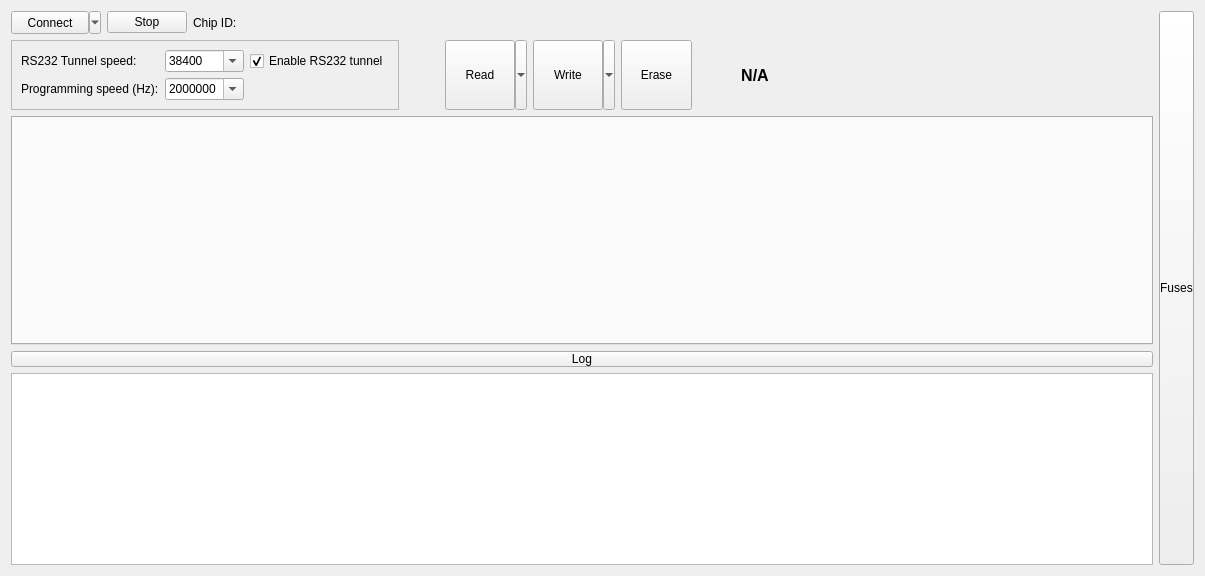
Old version of the form src/LorrisShupito/lorrisshupito.ui in the repository Tasssadar/Lorris.
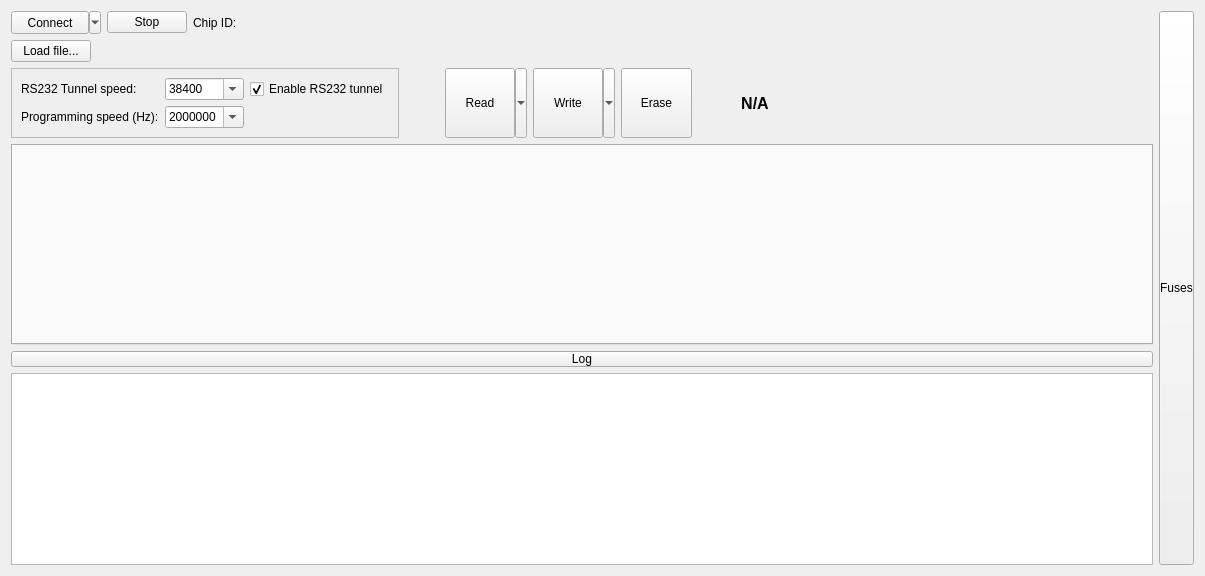
New version of the form. Icons and pictures are not drawn. Custom widgets are drawn as their Qt base class.

Commit message: [314] LorrisShupito: add filename and time of last modification

The edit to the form file:
```diff
--- a/src/LorrisShupito/lorrisshupito.ui
+++ b/src/LorrisShupito/lorrisshupito.ui
@@ -15,7 +15,7 @@
   </property>
   <layout class="QHBoxLayout" name="mainLayout">
    <item>
-    <layout class="QVBoxLayout" name="verticalLayout_2" stretch="0,0,4,0,0">
+    <layout class="QVBoxLayout" name="verticalLayout" stretch="0,0,0,4,0,0">
      <item>
       <layout class="QHBoxLayout" name="horizontalLayout">
        <item>
@@ -82,6 +82,37 @@
        </item>
       </layout>
      </item>
+     <item>
+      <layout class="QHBoxLayout" name="horizontalLayout_2" stretch="0,1,1">
+       <item>
+        <widget class="QPushButton" name="loadBtn">
+         <property name="text">
+          <string>Load file...</string>
+         </property>
+        </widget>
+       </item>
+       <item>
+        <widget class="QLabel" name="filename">
+         <property name="sizePolicy">
+          <sizepolicy hsizetype="Fixed" vsizetype="Preferred">
+           <horstretch>0</horstretch>
+           <verstretch>0</verstretch>
+          </sizepolicy>
+         </property>
+         <property name="text">
+          <string>&lt;No file loaded&gt;</string>
+         </property>
+        </widget>
+       </item>
+       <item>
+        <widget class="QLabel" name="filedate">
+         <property name="text">
+          <string notr="true"/>
+         </property>
+        </widget>
+       </item>
+      </layout>
+     </item>
      <item>
       <layout class="QHBoxLayout" name="horizontalLayout_3">
        <item>
```
The commit also changes 5 other files.
